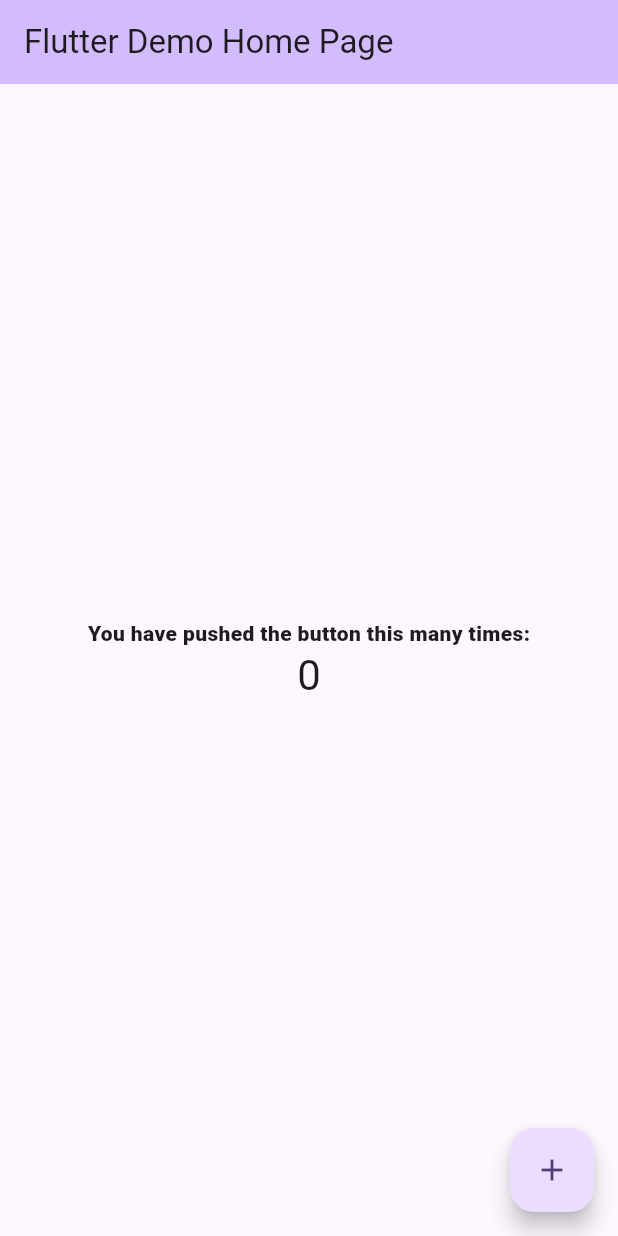
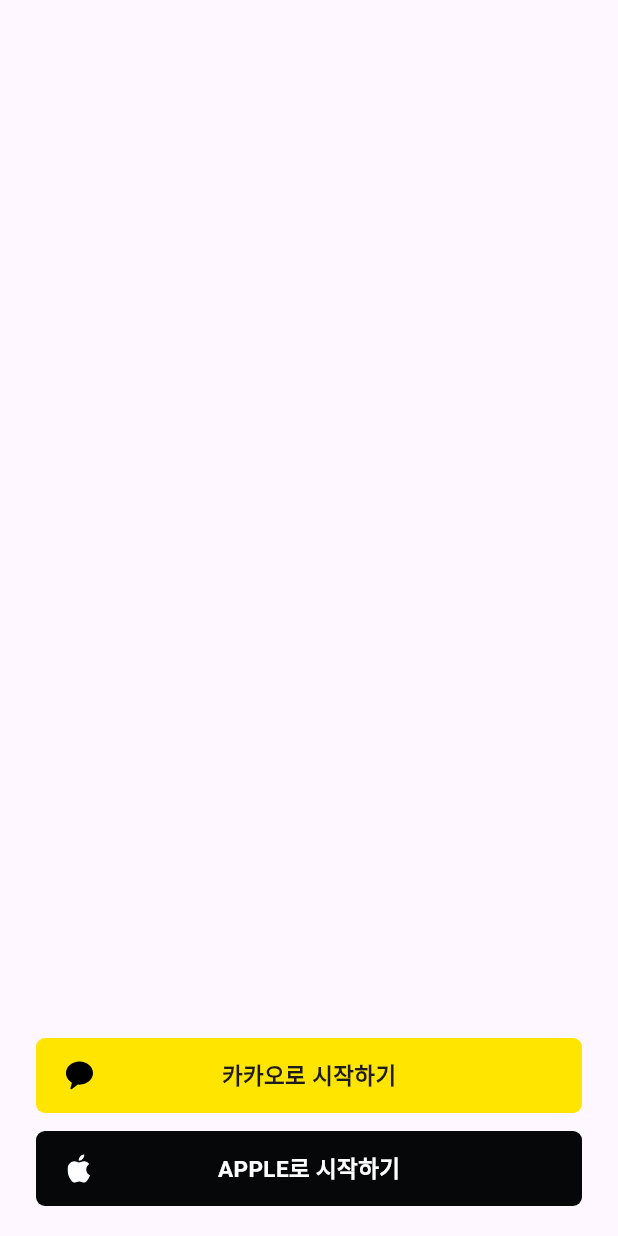
Before and after one commit to zzikbu/petdays, a Flutter app: the screen it shows after launch, on a phone screen of 412 x 824 dp. Run offline on Flutter 3.47's test engine with Material 3 defaults, Android fonts, the light colour scheme and no system bars; our stand-ins replace flutter_svg; Roboto replaces fonts that are missing (Pretendard).

Commit message:
feat: 로그인 페이지 UI 구현

```diff
--- a/lib/main.dart
+++ b/lib/main.dart
@@ -1,4 +1,5 @@
 import 'package:flutter/material.dart';
+import 'package:pet_log/sign_in/sign_in_page.dart';
 
 void main() {
   runApp(const MyApp());
@@ -7,123 +8,16 @@
 class MyApp extends StatelessWidget {
   const MyApp({super.key});
 
-  // This widget is the root of your application.
   @override
   Widget build(BuildContext context) {
     return MaterialApp(
-      title: 'Flutter Demo',
+      debugShowCheckedModeBanner: false,
       theme: ThemeData(
-        // This is the theme of your application.
-        //
-        // TRY THIS: Try running your application with "flutter run". You'll see
-        // the application has a purple toolbar. Then, without quitting the app,
-        // try changing the seedColor in the colorScheme below to Colors.green
-        // and then invoke "hot reload" (save your changes or press the "hot
-        // reload" button in a Flutter-supported IDE, or press "r" if you used
-        // the command line to start the app).
-        //
-        // Notice that the counter didn't reset back to zero; the application
-        // state is not lost during the reload. To reset the state, use hot
-        // restart instead.
-        //
-        // This works for code too, not just values: Most code changes can be
-        // tested with just a hot reload.
-        colorScheme: ColorScheme.fromSeed(seedColor: Colors.deepPurple),
         useMaterial3: true,
       ),
-      home: const MyHomePage(title: 'Flutter Demo Home Page'),
+      home: const Scaffold(
+        body: SignInPage(),
+      ),
     );
   }
 }
-
-class MyHomePage extends StatefulWidget {
-  const MyHomePage({super.key, required this.title});
-
-  // This widget is the home page of your application. It is stateful, meaning
-  // that it has a State object (defined below) that contains fields that affect
-  // how it looks.
-
-  // This class is the configuration for the state. It holds the values (in this
-  // case the title) provided by the parent (in this case the App widget) and
-  // used by the build method of the State. Fields in a Widget subclass are
-  // always marked "final".
-
-  final String title;
-
-  @override
-  State<MyHomePage> createState() => _MyHomePageState();
-}
-
-class _MyHomePageState extends State<MyHomePage> {
-  int _counter = 0;
-
-  void _incrementCounter() {
-    setState(() {
-      // This call to setState tells the Flutter framework that something has
-      // changed in this State, which causes it to rerun the build method below
-      // so that the display can reflect the updated values. If we changed
-      // _counter without calling setState(), then the build method would not be
-      // called again, and so nothing would appear to happen.
-      _counter++;
-    });
-  }
-
-  @override
-  Widget build(BuildContext context) {
-    // This method is rerun every time setState is called, for instance as done
-    // by the _incrementCounter method above.
-    //
-    // The Flutter framework has been optimized to make rerunning build methods
-    // fast, so that you can just rebuild anything that needs updating rather
-    // than having to individually change instances of widgets.
-    return Scaffold(
-      appBar: AppBar(
-        // TRY THIS: Try changing the color here to a specific color (to
-        // Colors.amber, perhaps?) and trigger a hot reload to see the AppBar
-        // change color while the other colors stay the same.
-        backgroundColor: Theme.of(context).colorScheme.inversePrimary,
-        // Here we take the value from the MyHomePage object that was created by
-        // the App.build method, and use it to set our appbar title.
-        title: Text(widget.title),
-      ),
-      body: Center(
-        // Center is a layout widget. It takes a single child and positions it
-        // in the middle of the parent.
-        child: Column(
-          // Column is also a layout widget. It takes a list of children and
-          // arranges them vertically. By default, it sizes itself to fit its
-          // children horizontally, and tries to be as tall as its parent.
-          //
-          // Column has various properties to control how it sizes itself and
-          // how it positions its children. Here we use mainAxisAlignment to
-          // center the children vertically; the main axis here is the vertical
-          // axis because Columns are vertical (the cross axis would be
-          // horizontal).
-          //
-          // TRY THIS: Invoke "debug painting" (choose the "Toggle Debug Paint"
-          // action in the IDE, or press "p" in the console), to see the
-          // wireframe for each widget.
-          mainAxisAlignment: MainAxisAlignment.center,
-          children: <Widget>[
-            const Text(
-              'You have pushed the button this many times:',
-              style: TextStyle(
-                fontFamily: "Pretendard",
-                fontWeight: FontWeight.w900,
-              ),
-            ),
-            Text(
-              '$_counter',
-              style: Theme.of(context).textTheme.headlineMedium,
-            ),
-          ],
-        ),
-      ),
-      floatingActionButton: FloatingActionButton(
-        onPressed: _incrementCounter,
-        tooltip: 'Increment',
-        child: const Icon(Icons.add),
-      ), // This trailing comma makes auto-formatting nicer for build methods.
-    );
-  }
-}
--- /dev/null
+++ b/lib/sign_in/sign_in_page.dart
@@ -0,0 +1,100 @@
+import 'package:flutter/material.dart';
+import 'package:flutter_svg/svg.dart';
+
+class SignInPage extends StatelessWidget {
+  const SignInPage({super.key});
+
+  @override
+  Widget build(BuildContext context) {
+    return SafeArea(
+      bottom: true,
+      child: Padding(
+        padding: const EdgeInsets.fromLTRB(24, 0, 24, 20),
+        child: Column(
+          children: [
+            const Spacer(),
+
+            /// 카카오
+            GestureDetector(
+              onTap: () {
+                print('카카오 로그인 눌림');
+              },
+              child: Container(
+                height: 50,
+                decoration: BoxDecoration(
+                  color: const Color(0xFFFFE500),
+                  borderRadius: BorderRadius.circular(6.0),
+                ),
+                child: Row(
+                  children: [
+                    Padding(
+                      padding: const EdgeInsets.only(left: 20.0),
+                      child: SvgPicture.asset(
+                        'assets/icons/ic_login_kakao.svg',
+                      ),
+                    ),
+                    Spacer(),
+                    const Text(
+                      '카카오로 시작하기',
+                      style: TextStyle(
+                        fontFamily: 'Pretendard',
+                        fontWeight: FontWeight.w600,
+                        fontSize: 15,
+                      ),
+                    ),
+                    Spacer(),
+                    const SizedBox(
+                      width: 38,
+                    ),
+                  ],
+                ),
+              ),
+            ),
+
+            const SizedBox(
+              height: 12,
+            ),
+
+            /// 애플
+            GestureDetector(
+              onTap: () {
+                print('애플 로그인 눌림');
+              },
+              child: Container(
+                height: 50,
+                decoration: BoxDecoration(
+                  color: const Color(0xFF050708),
+                  borderRadius: BorderRadius.circular(6.0),
+                ),
+                child: Row(
+                  children: [
+                    Padding(
+                      padding: const EdgeInsets.only(left: 21.0),
+                      child: SvgPicture.asset(
+                        'assets/icons/ic_login_apple.svg',
+                      ),
+                    ),
+                    Spacer(),
+                    const Text(
+                      'APPLE로 시작하기',
+                      style: TextStyle(
+                        fontFamily: 'Pretendard',
+                        fontWeight: FontWeight.w600,
+                        fontSize: 15,
+                        color: Colors.white,
+                      ),
+                    ),
+                    Spacer(),
+                    const SizedBox(
+                      width: 36,
+                    ),
+                  ],
+                ),
+              ),
+            ),
+          ],
+        ),
+      ),
+    );
+  }
+}
--- a/pubspec.yaml
+++ b/pubspec.yaml
@@ -11,6 +11,7 @@
     sdk: flutter
 
   cupertino_icons: ^1.0.6
+  flutter_svg: ^2.0.10+1
 
 dev_dependencies:
   flutter_test:
@@ -20,6 +21,9 @@
 
 flutter:
   uses-material-design: true
+
+  assets:
+    - assets/icons/
 
   fonts:
     - family: Pretendard
```
Also changed, not shown: assets/icons/ic_login_apple.svg (added), assets/icons/ic_login_kakao.svg (added), pubspec.lock.
